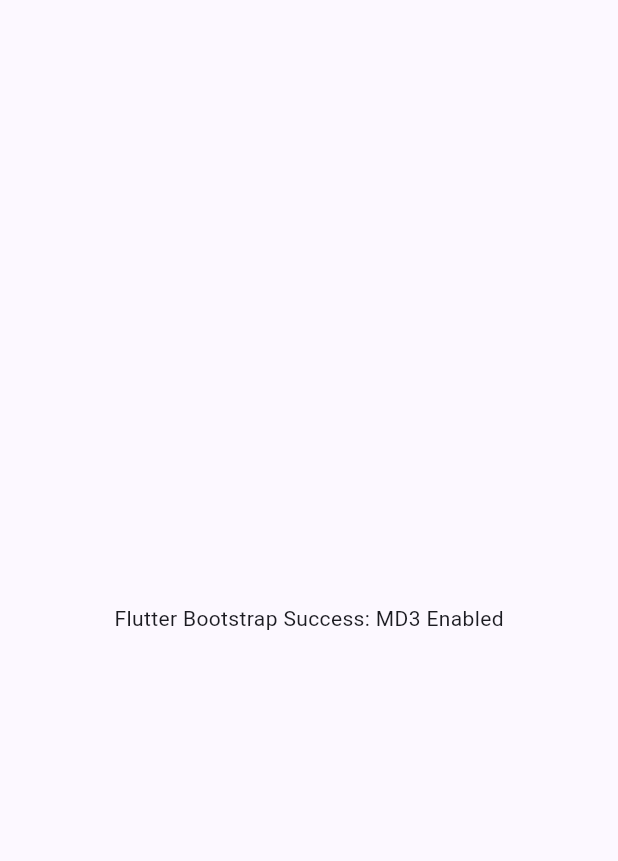
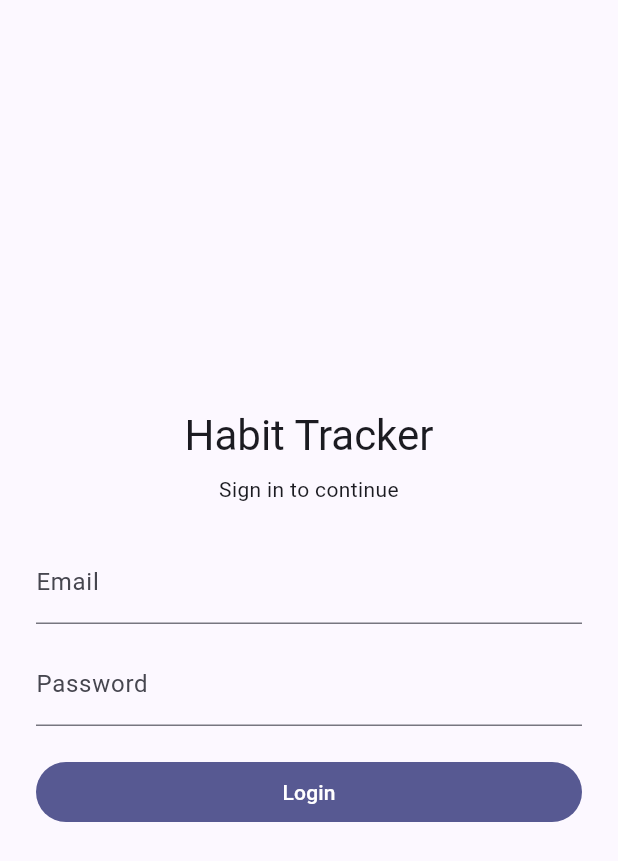
Before and after one commit to daedmaet187/wotsan-habit-tracker, a Flutter app: the screen it shows after launch, on a phone screen of 412 x 824 dp. Shown: the top 861 px of the screen. Run offline on Flutter 3.47's test engine with Material 3 defaults, Android fonts, the phone set to English and light mode, and no system bars; our stand-ins replace dio, shared_preferences.

Commit message:
feat: admin API endpoints, real dashboard data, mobile core screens

```diff
--- a/mobile/lib/main.dart
+++ b/mobile/lib/main.dart
@@ -1,21 +1,69 @@
 import 'package:flutter/material.dart';
 
+import 'screens/habits_screen.dart';
+import 'screens/home_screen.dart';
+import 'screens/login_screen.dart';
+import 'services/auth_service.dart';
+
 void main() {
-  runApp(const MyApp());
+  runApp(const HabitTrackerApp());
 }
 
-class MyApp extends StatelessWidget {
-  const MyApp({super.key});
+class HabitTrackerApp extends StatelessWidget {
+  const HabitTrackerApp({super.key});
 
   @override
   Widget build(BuildContext context) {
     return MaterialApp(
       title: 'Habit Tracker',
+      debugShowCheckedModeBanner: false,
       theme: ThemeData(
         colorScheme: ColorScheme.fromSeed(seedColor: const Color(0xFF6366F1)),
-        useMaterial3: true, // <-- MD3 Enabled
+        useMaterial3: true,
       ),
-      home: const Scaffold(body: Center(child: Text('Flutter Bootstrap Success: MD3 Enabled'))),
+      routes: {
+        '/login': (_) => const LoginScreen(),
+        '/home': (_) => const HomeScreen(),
+        '/habits': (_) => const HabitsScreen(),
+      },
+      home: const AuthGate(),
     );
   }
 }
+
+class AuthGate extends StatefulWidget {
+  const AuthGate({super.key});
+
+  @override
+  State<AuthGate> createState() => _AuthGateState();
+}
+
+class _AuthGateState extends State<AuthGate> {
+  final AuthService _authService = AuthService();
+  bool _loading = true;
+  bool _isLoggedIn = false;
+
+  @override
+  void initState() {
+    super.initState();
+    _checkAuth();
+  }
+
+  Future<void> _checkAuth() async {
+    final loggedIn = await _authService.isLoggedIn();
+    if (!mounted) return;
+    setState(() {
+      _isLoggedIn = loggedIn;
+      _loading = false;
+    });
+  }
+
+  @override
+  Widget build(BuildContext context) {
+    if (_loading) {
+      return const Scaffold(body: Center(child: CircularProgressIndicator()));
+    }
+
+    return _isLoggedIn ? const HomeScreen() : const LoginScreen();
+  }
+}
--- /dev/null
+++ b/mobile/lib/screens/login_screen.dart
@@ -0,0 +1,126 @@
+import 'package:flutter/material.dart';
+
+import '../services/auth_service.dart';
+
+class LoginScreen extends StatefulWidget {
+  const LoginScreen({super.key});
+
+  @override
+  State<LoginScreen> createState() => _LoginScreenState();
+}
+
+class _LoginScreenState extends State<LoginScreen> {
+  final _emailController = TextEditingController();
+  final _passwordController = TextEditingController();
+  final _formKey = GlobalKey<FormState>();
+  final _authService = AuthService();
+
+  bool _isLoading = false;
+  String? _error;
+
+  @override
+  void dispose() {
+    _emailController.dispose();
+    _passwordController.dispose();
+    super.dispose();
+  }
+
+  Future<void> _submit() async {
+    if (!_formKey.currentState!.validate()) return;
+
+    setState(() {
+      _isLoading = true;
+      _error = null;
+    });
+
+    try {
+      await _authService.login(
+        _emailController.text.trim(),
+        _passwordController.text,
+      );
+
+      if (!mounted) return;
+      Navigator.pushReplacementNamed(context, '/home');
+    } catch (e) {
+      setState(() => _error = 'Login failed. Please check your credentials.');
+    } finally {
+      if (mounted) {
+        setState(() => _isLoading = false);
+      }
+    }
+  }
+
+  @override
+  Widget build(BuildContext context) {
+    return Scaffold(
+      body: SafeArea(
+        child: Center(
+          child: SingleChildScrollView(
+            padding: const EdgeInsets.all(24),
+            child: ConstrainedBox(
+              constraints: const BoxConstraints(maxWidth: 400),
+              child: Form(
+                key: _formKey,
+                child: Column(
+                  crossAxisAlignment: CrossAxisAlignment.stretch,
+                  children: [
+                    Text(
+                      'Habit Tracker',
+                      textAlign: TextAlign.center,
+                      style: Theme.of(context).textTheme.headlineMedium,
+                    ),
+                    const SizedBox(height: 8),
+                    Text(
+                      'Sign in to continue',
+                      textAlign: TextAlign.center,
+                      style: Theme.of(context).textTheme.bodyMedium,
+                    ),
+                    const SizedBox(height: 24),
+                    TextFormField(
+                      controller: _emailController,
+                      keyboardType: TextInputType.emailAddress,
+                      decoration: const InputDecoration(labelText: 'Email'),
+                      validator: (value) {
+                        if (value == null || value.trim().isEmpty) {
+                          return 'Email is required';
+                        }
+                        return null;
+                      },
+                    ),
+                    const SizedBox(height: 12),
+                    TextFormField(
+                      controller: _passwordController,
+                      obscureText: true,
+                      decoration: const InputDecoration(labelText: 'Password'),
+                      validator: (value) {
+                        if (value == null || value.isEmpty) {
+                          return 'Password is required';
+                        }
+                        return null;
+                      },
+                    ),
+                    if (_error != null) ...[
+                      const SizedBox(height: 12),
+                      Text(_error!, style: TextStyle(color: Theme.of(context).colorScheme.error)),
+                    ],
+                    const SizedBox(height: 20),
+                    FilledButton(
+                      onPressed: _isLoading ? null : _submit,
+                      child: _isLoading
+                          ? const SizedBox(
+                              width: 18,
+                              height: 18,
+                              child: CircularProgressIndicator(strokeWidth: 2),
+                            )
+                          : const Text('Login'),
+                    ),
+                  ],
+                ),
+              ),
+            ),
+          ),
+        ),
+      ),
+    );
+  }
+}
--- /dev/null
+++ b/mobile/lib/services/auth_service.dart
@@ -0,0 +1,37 @@
+import 'package:shared_preferences/shared_preferences.dart';
+
+import 'api_service.dart';
+
+class AuthService {
+  static const _tokenKey = 'token';
+  final ApiService _apiService;
+
+  AuthService({ApiService? apiService}) : _apiService = apiService ?? ApiService();
+
+  Future<void> login(String email, String password) async {
+    final response = await _apiService.login(email, password);
+    final token = response['token'] as String?;
+
+    if (token == null || token.isEmpty) {
+      throw Exception('Login did not return a token');
+    }
+
+    final prefs = await SharedPreferences.getInstance();
+    await prefs.setString(_tokenKey, token);
+  }
+
+  Future<void> logout() async {
+    final prefs = await SharedPreferences.getInstance();
+    await prefs.remove(_tokenKey);
+  }
+
+  Future<String?> getToken() async {
+    final prefs = await SharedPreferences.getInstance();
+    return prefs.getString(_tokenKey);
+  }
+
+  Future<bool> isLoggedIn() async {
+    final token = await getToken();
+    return token != null && token.isNotEmpty;
+  }
+}
--- a/mobile/pubspec.yaml
+++ b/mobile/pubspec.yaml
@@ -12,6 +12,7 @@
   cupertino_icons: ^1.0.2
   dio: ^5.4.3 # For API
   shared_preferences: ^2.2.2 # For local storage (token)
+  http: ^1.2.1
   flutter_riverpod: ^2.5.1 # For state management
   go_router: ^13.2.0 # For navigation
   intl: ^0.19.0 # For date formatting
```
Also changed, not shown: mobile/lib/models/habit_log.dart (added, +25 -0 lines), mobile/lib/models/user.dart (added, +25 -0 lines), mobile/lib/screens/habits_screen.dart (added, +151 -0 lines), mobile/lib/screens/home_screen.dart (added, +123 -0 lines), mobile/lib/services/api_service.dart (+38 -10 lines), 10 other files.
